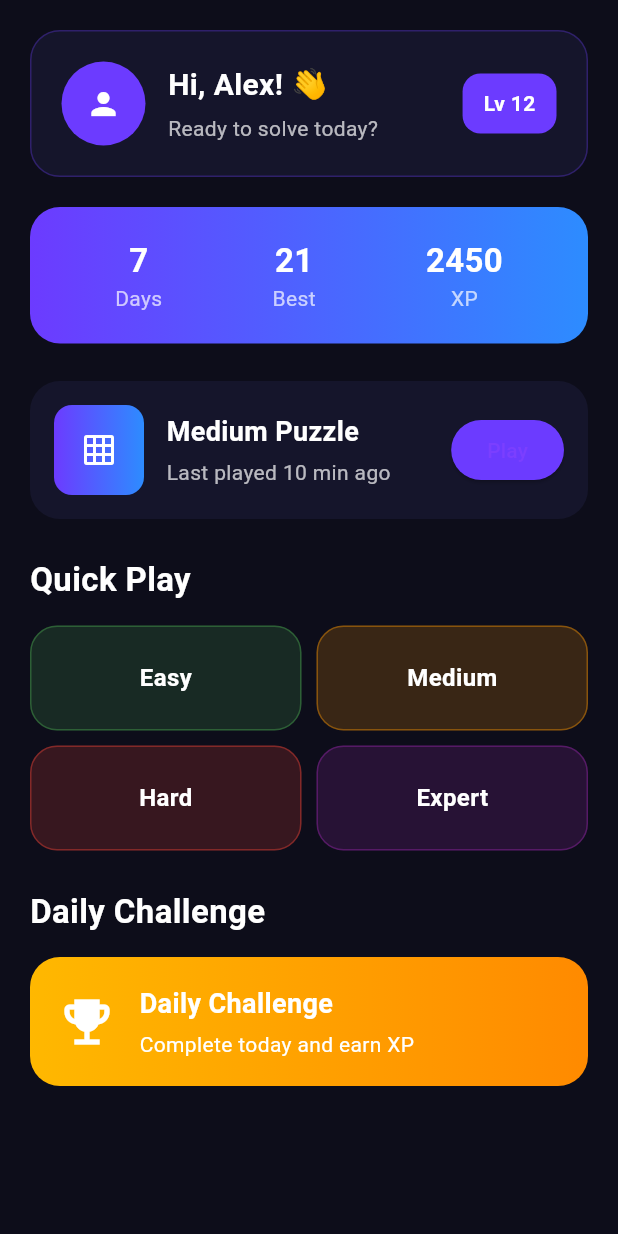
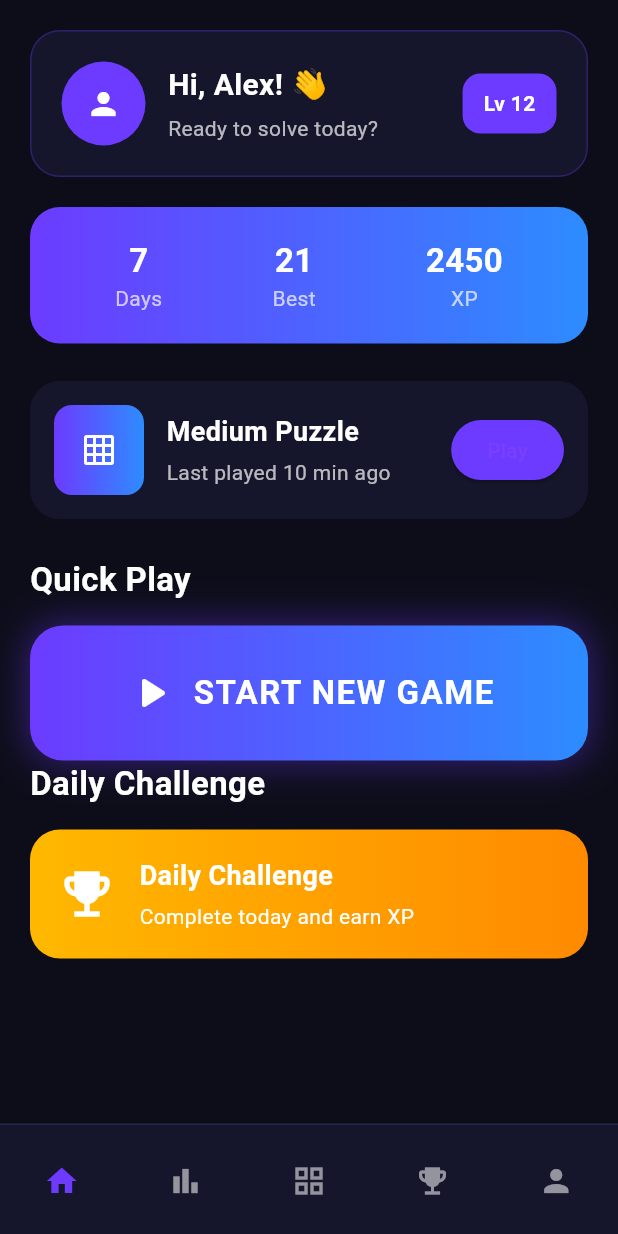
Before and after one commit to Pratishtha-Yadav/Sudoku, a Flutter app: the screen it shows after launch, on a phone screen of 412 x 824 dp. Run offline on Flutter 3.47's test engine with Material 3 defaults, Android fonts, the phone set to English and light mode, and no system bars.

Commit message:
Add dashboard flow and Sudoku game navigation

```diff
--- a/lib/features/home/home_screen.dart
+++ b/lib/features/home/home_screen.dart
@@ -1,12 +1,73 @@
 import 'package:flutter/material.dart';
+import '../sudoku/difficulty_screen.dart';
+import '../../models/dashboard_stats_model.dart';
+import '../../services/dashboard_service.dart';
 
-class HomeScreen extends StatelessWidget {
+
+class HomeScreen extends StatefulWidget {
   const HomeScreen({super.key});
 
   @override
+  State<HomeScreen> createState() => _HomeScreenState();
+}
+
+class _HomeScreenState extends State<HomeScreen> {
+    final DashboardService _dashboardService =
+      DashboardService();
+
+  DashboardStatsModel? stats;
+
+  @override
+  void initState() {
+    super.initState();
+    loadDashboard();
+  }
+
+  Future<void> loadDashboard() async {
+    final data =
+        await _dashboardService.getDashboardStats();
+
+    setState(() {
+      stats = data;
+    });
+  }
+
+  @override
   Widget build(BuildContext context) {
+    if (stats == null) {
+  return const Scaffold(
+    body: Center(
+      child: CircularProgressIndicator(),
+    ),
+  );
+}
+
+
+
     return Scaffold(
       backgroundColor: const Color(0xFF0D0D1A),
+
+  bottomNavigationBar: Container(
+    height: 75,
+    decoration: const BoxDecoration(
+      color: Color(0xFF15152B),
+      border: Border(
+        top: BorderSide(
+          color: Color(0xFF26264A),
+        ),
+      ),
+    ),
+    child: Row(
+      mainAxisAlignment: MainAxisAlignment.spaceAround,
+      children: const [
+        Icon(Icons.home, color: Color(0xFF6C3BFF)),
+        Icon(Icons.bar_chart, color: Colors.white54),
+        Icon(Icons.grid_view, color: Colors.white54),
+        Icon(Icons.emoji_events, color: Colors.white54),
+        Icon(Icons.person, color: Colors.white54),
+      ],
+    ),
+  ),
 
       body: SafeArea(
         child: SingleChildScrollView(
@@ -99,13 +160,13 @@ class HomeScreen extends StatelessWidget {
                     ],
                   ),
                 ),
-                child: const Row(
+                child: Row(
                   mainAxisAlignment: MainAxisAlignment.spaceAround,
                   children: [
                     Column(
                       children: [
                         Text(
-                          "7",
+                          "${stats!.currentStreak}",
                           style: TextStyle(
                             color: Colors.white,
                             fontSize: 22,
@@ -122,7 +183,7 @@ class HomeScreen extends StatelessWidget {
                     Column(
                       children: [
                         Text(
-                          "21",
+                          "${stats!.bestStreak}",
                           style: TextStyle(
                             color: Colors.white,
                             fontSize: 22,
@@ -139,7 +200,7 @@ class HomeScreen extends StatelessWidget {
                     Column(
                       children: [
                         Text(
-                          "2450",
+                          "${stats!.xp}",
                           style: TextStyle(
                             color: Colors.white,
                             fontSize: 22,
@@ -237,49 +298,64 @@ class HomeScreen extends StatelessWidget {
 
               const SizedBox(height: 15),
 
-              Row(
-                children: [
-                  Expanded(
-                    child: _difficultyButton(
-                      "Easy",
-                      const Color(0xFF4CAF50),
+                GestureDetector(
+  onTap: () {
+    Navigator.push(
+      context,
+      MaterialPageRoute(
+        builder: (_) => const DifficultyScreen(),
       ),
+    );
+  },
+  child: Container(
+    width: double.infinity,
+    height: 90,
+
+    decoration: BoxDecoration(
+      borderRadius: BorderRadius.circular(22),
+
+      gradient: const LinearGradient(
+        colors: [
+          Color(0xFF6C3BFF),
+          Color(0xFF2D8CFF),
+        ],
       ),
 
-                  const SizedBox(width: 10),
+      boxShadow: [
+        BoxShadow(
+          color: const Color(0xFF6C3BFF).withOpacity(0.4),
+          blurRadius: 20,
+          spreadRadius: 2,
+        ),
+      ],
+    ),
 
-                  Expanded(
-                    child: _difficultyButton(
-                      "Medium",
-                      const Color(0xFFFF9800),
+    child: const Row(
+      mainAxisAlignment: MainAxisAlignment.center,
+      children: [
+
+        Icon(
+          Icons.play_arrow_rounded,
+          color: Colors.white,
+          size: 36,
+        ),
+
+        SizedBox(width: 10),
+
+        Text(
+          "START NEW GAME",
+          style: TextStyle(
+            color: Colors.white,
+            fontSize: 22,
+            fontWeight: FontWeight.bold,
+            letterSpacing: 1,
           ),
         ),
       ],
     ),
-
-              const SizedBox(height: 10),
-
-              Row(
-                children: [
-                  Expanded(
-                    child: _difficultyButton(
-                      "Hard",
-                      const Color(0xFFF44336),
   ),
 ),
 
-                  const SizedBox(width: 10),
-
-                  Expanded(
-                    child: _difficultyButton(
-                      "Expert",
-                      const Color(0xFF9C27B0),
-                    ),
-                  ),
-                ],
-              ),
-
-              const SizedBox(height: 25),
 
               // DAILY CHALLENGE
               const Text(
@@ -347,12 +423,21 @@ class HomeScreen extends StatelessWidget {
       ),
     );
   }
-
   Widget _difficultyButton(
+  BuildContext context,
   String title,
   Color color,
 ) {
-    return Container(
+  return GestureDetector(
+    onTap: () {
+      Navigator.push(
+        context,
+        MaterialPageRoute(
+          builder: (context) => const DifficultyScreen(),
+        ),
+      );
+    },
+    child: Container(
       height: 70,
       decoration: BoxDecoration(
         color: color.withOpacity(0.18),
@@ -371,6 +456,7 @@ class HomeScreen extends StatelessWidget {
           ),
         ),
       ),
+    ),
   );
 }
 }
--- /dev/null
+++ b/lib/models/dashboard_stats_model.dart
@@ -0,0 +1,11 @@
+class DashboardStatsModel {
+  final int currentStreak;
+  final int bestStreak;
+  final int xp;
+
+  const DashboardStatsModel({
+    required this.currentStreak,
+    required this.bestStreak,
+    required this.xp,
+  });
+}
```
Also changed, not shown: lib/core/routes/app_routes.dart (added, +18 -0 lines), lib/features/sudoku/difficulty_screen.dart (added, +101 -0 lines), lib/features/sudoku/game_screen.dart (added, +98 -0 lines), lib/services/dashboard_service.dart (added, +13 -0 lines), lib/models/achievement_model.dart (added), lib/models/leaderboard_model.dart (added), lib/models/puzzle_model.dart (added), lib/models/user_model.dart (added). Lines whose indentation alone changed are shown as unchanged.
